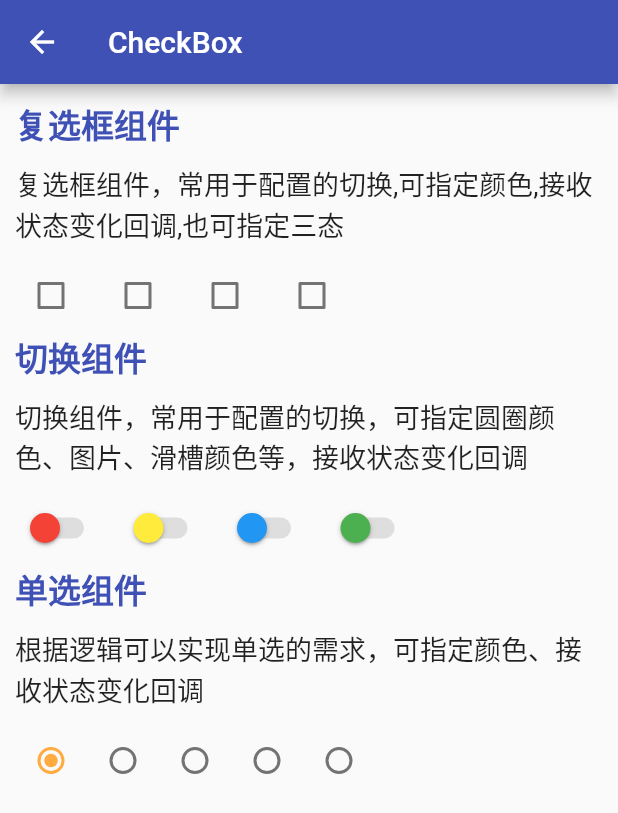
After one commit to ycshang123/flutterStudy, a Flutter app: the CheckboxRadioWidget screen opened by its route, on a phone screen of 412 x 824 dp. The commit adds this screen. Shown: the top 813 px of the screen. Run offline on Flutter 3.47's test engine with Material 2 defaults, Android fonts, the light colour scheme and no system bars; our stand-ins replace date_format; network calls fail.

Commit message:
feat: 组件学习(9)——overlay、刷新器、步数器、滑块、checkbox、radio

```diff
--- a/flutter_demo/lib/common/data.dart
+++ b/flutter_demo/lib/common/data.dart
@@ -142,4 +142,15 @@
       'FutureBuilder',
       '可指定一个Future对象，能够监听异步执行的状态，并在构造器中根据状态构建不同的界面。注意该Flutter对象不能和flutterBuilder同时创建，否则可能过渡刷新',
       '/future'),
+  ContainerInfo('Overlay', '可以将组件在全应用中进行悬浮显示，能够添加或移除组件，它们有独立管理等栈', '/overlay'),
+  ContainerInfo(
+      'Stepper', '步骤条组件，可指定一步步的操作，可自定义步骤的内容，确认和返回的按钮以及步骤排列的方向', '/stepper'),
+  ContainerInfo('Checkbox', '复选组件、单选组件、切换组件', '/checkbox'),
+  ContainerInfo('Slider', '滑块组件，可以在指定的最大值和最小值之间拖动选择。可指定颜色、分段数及显示的标签，接收进度条变化回调',
+      '/slider'),
+  ContainerInfo('RangeSlider',
+      '范围滑块组件，支持在两点之间滑动，获取之间的范围。可指定颜色、分段数及显示的标签，接收进度条变化回调', '/rangeslider'),
+  ContainerInfo('SnackBar', '从底部弹出的消息条，可指定形状、影深、背景色等', '/snackbar'),
+  ContainerInfo('RefreshIndicator', '下拉时会显示刷新图标，松手后可以指定指定的异步方法。可指定颜色、到顶端的距离等属性',
+      '/refreshIndicator'),
 ];
--- /dev/null
+++ b/flutter_demo/lib/widget/stateful/checkboxradio_widget.dart
@@ -0,0 +1,109 @@
+import 'package:flutter/material.dart';
+import 'package:flutter_demo/common/style.dart';
+
+class CheckboxRadioWidget extends StatefulWidget {
+  const CheckboxRadioWidget({Key? key}) : super(key: key);
+
+  @override
+  State<CheckboxRadioWidget> createState() => _CheckboxRadioWidgetState();
+}
+
+class _CheckboxRadioWidgetState extends State<CheckboxRadioWidget> {
+  bool _checked = false;
+  final colors = [Colors.red, Colors.yellow, Colors.blue, Colors.green];
+
+  var data = <double>[1, 2, 3, 4, 5];
+  double _value = 1;
+
+  @override
+  Widget build(BuildContext context) {
+    return Scaffold(
+      appBar: AppBar(
+        title: const Text("CheckBox"),
+      ),
+      body: Container(
+        padding: const EdgeInsets.all(10),
+        child: SingleChildScrollView(
+          child: Column(
+            crossAxisAlignment: CrossAxisAlignment.start,
+            children: [
+              const Text(
+                '复选框组件',
+                style: titleStyle,
+              ),
+              Container(
+                margin: const EdgeInsets.symmetric(vertical: 10.0),
+                child: const Text(
+                  "复选框组件，常用于配置的切换,可指定颜色,接收状态变化回调,也可指定三态",
+                  style: descStyle,
+                ),
+              ),
+              Wrap(
+                spacing: 10,
+                children: colors
+                    .map((e) => Checkbox(
+                        //是否选中
+                        value: _checked,
+                        //选中时的颜色
+                        checkColor: Colors.white,
+                        //选中时方框内的颜色
+                        activeColor: e,
+                        onChanged: (v) => setState(() => _checked = v!)))
+                    .toList(),
+              ),
+              const Text(
+                '切换组件',
+                style: titleStyle,
+              ),
+              Container(
+                margin: const EdgeInsets.symmetric(vertical: 10.0),
+                child: const Text(
+                  "切换组件，常用于配置的切换，可指定圆圈颜色、图片、滑槽颜色等，接收状态变化回调",
+                  style: descStyle,
+                ),
+              ),
+              Wrap(
+                spacing: 10,
+                children: colors
+                    .map((e) => Switch(
+                        //是否选中
+                        value: _checked,
+                        //关闭状态thumb颜色
+                        inactiveThumbColor: e,
+                        //关闭状态track颜色
+                        inactiveTrackColor: Colors.grey.withAlpha(77),
+                        //选中时方框内的颜色
+                        activeColor: e,
+                        //打开状态下track颜色
+                        activeTrackColor: Colors.orange,
+                        onChanged: (v) => setState(() => _checked = v)))
+                    .toList(),
+              ),
+              const Text(
+                '单选组件',
+                style: titleStyle,
+              ),
+              Container(
+                margin: const EdgeInsets.symmetric(vertical: 10.0),
+                child: const Text(
+                  "根据逻辑可以实现单选的需求，可指定颜色、接收状态变化回调",
+                  style: descStyle,
+                ),
+              ),
+              Row(
+                mainAxisSize: MainAxisSize.min,
+                children: data
+                    .map((e) => Radio<double>(
+                        activeColor: Colors.orangeAccent,
+                        value: e,
+                        groupValue: _value,
+                        onChanged: (v) => setState(() => _value = v!)))
+                    .toList(),
+              )
+            ],
+          ),
+        ),
+      ),
+    );
+  }
+}
```
Also changed, not shown: flutter_demo/lib/common/routes.dart (+15 -0 lines), flutter_demo/lib/widget/stateful/overlay_widget.dart (added, +77 -0 lines), flutter_demo/lib/widget/stateful/range_slider_widget.dart (added, +68 -0 lines), flutter_demo/lib/widget/stateful/refresh_indicator_widget.dart (added, +81 -0 lines), flutter_demo/lib/widget/stateful/slide_widget.dart (added, +77 -0 lines), flutter_demo/lib/widget/stateful/snake_bar_widget.dart (added, +71 -0 lines), flutter_demo/lib/widget/stateful/stepper_widget.dart (added, +106 -0 lines).
